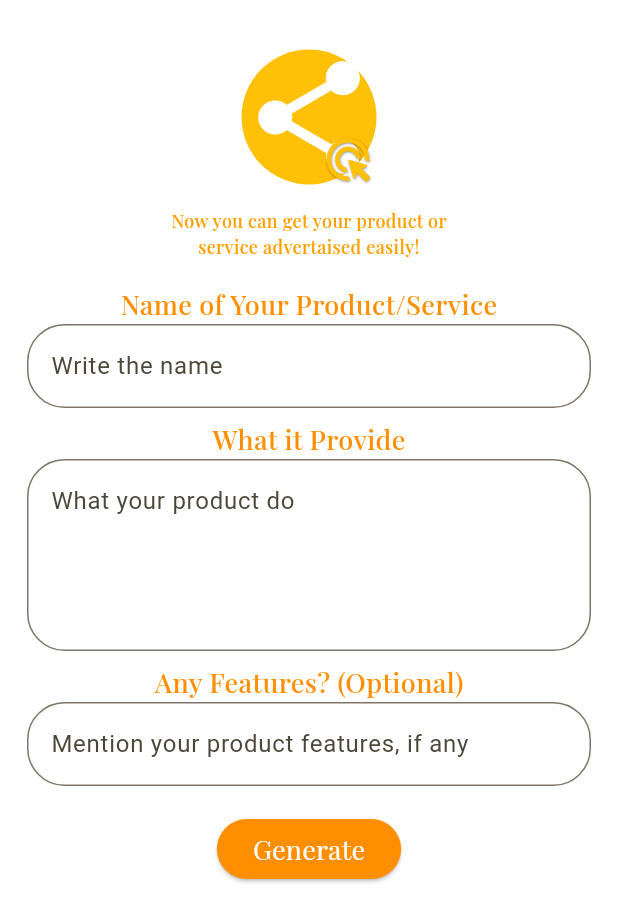
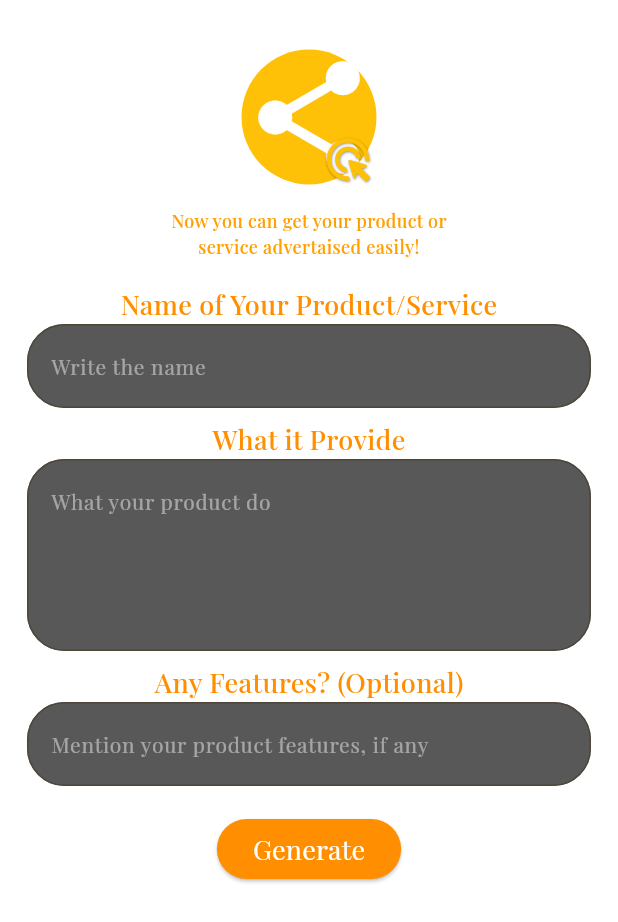
Before and after one commit to NAYRA92/comai_project, a Flutter app: the TextInputPage screen opened directly, on a phone screen of 412 x 824 dp. Shown: the top 922 px of the screen. Run offline on Flutter 3.47's test engine with Material 3 defaults, Android fonts, the phone set to English and light mode, and no system bars; our stand-ins replace flutter_animate, flutter_markdown, google_fonts, google_generative_ai, share_plus.

Commit message:
modified:   lib/input_page.dart 	modified:   lib/landing_page.dart

```diff
--- a/lib/input_page.dart
+++ b/lib/input_page.dart
@@ -82,11 +82,21 @@ class _TextInputPageState extends State<TextInputPage> {
 
                   TextFormField(
                     controller: productNameCont,
+                    style: GoogleFonts.playfairDisplay(
+                      color: Colors.white,
+                      fontSize: 16,
+                      fontWeight: FontWeight.w300,),
                     decoration: InputDecoration(
                       hintText: "Write the name",
+                      hintStyle: GoogleFonts.playfairDisplay(
+                      color: Color.fromARGB(117, 255, 255, 255),
+                      fontSize: 14,
+                      fontWeight: FontWeight.w300,),
+                      fillColor: Color.fromARGB(255, 89, 88, 88),
+                      filled: true,
                       border: OutlineInputBorder(
                         borderRadius: BorderRadius.circular(25)
-                      )
+                      ),
                       ),
                     validator: (value) {
                        if (value == null || value.isEmpty) {
@@ -107,8 +117,18 @@ class _TextInputPageState extends State<TextInputPage> {
 
                   TextFormField(
                     controller: whatProvideCont,
+                    style: GoogleFonts.playfairDisplay(
+                      color: Colors.white,
+                      fontSize: 16,
+                      fontWeight: FontWeight.w300,),
                     decoration: InputDecoration(
                       hintText: "What your product do",
+                      hintStyle: GoogleFonts.playfairDisplay(
+                      color: Color.fromARGB(117, 255, 255, 255),
+                      fontSize: 14,
+                      fontWeight: FontWeight.w300,),
+                      fillColor: Color.fromARGB(255, 89, 88, 88),
+                      filled: true,
                       border: OutlineInputBorder(
                         borderRadius: BorderRadius.circular(25)
                       ),
@@ -132,8 +152,18 @@ class _TextInputPageState extends State<TextInputPage> {
 
                   TextFormField(
                     controller: someFeaturesCont,
+                    style: GoogleFonts.playfairDisplay(
+                      color: Colors.white,
+                      fontSize: 16,
+                      fontWeight: FontWeight.w300,),
                     decoration: InputDecoration(
                       hintText: "Mention your product features, if any",
+                      hintStyle: GoogleFonts.playfairDisplay(
+                      color: Color.fromARGB(117, 255, 255, 255),
+                      fontSize: 14,
+                      fontWeight: FontWeight.w300,),
+                      fillColor: Color.fromARGB(255, 89, 88, 88),
+                      filled: true,
                       border: OutlineInputBorder(
                         borderRadius: BorderRadius.circular(25)
                       )
--- a/lib/landing_page.dart
+++ b/lib/landing_page.dart
@@ -12,14 +12,14 @@ class LandingPage extends StatelessWidget {
 
   @override
   Widget build(BuildContext context) {
-    Future.delayed(Duration(seconds: 2), (){
+    Future.delayed(Duration(seconds: 15), (){
         Navigator.push(
                       context,
                       MaterialPageRoute(
                         builder: (context) => TextInputPage()));
     });
     return Scaffold(
-      backgroundColor: Colors.white,
+      backgroundColor: const Color.fromARGB(255, 89, 88, 88),
       body: Center(
         child: Column(
           mainAxisAlignment: MainAxisAlignment.center,
@@ -79,7 +79,7 @@ class LandingPage extends StatelessWidget {
                   fontWeight: FontWeight.w500,),
                   ),
 
-              Text("On click away!",
+              Text("On click away!\nGet auto generated advertaisment text\nthat will make your product or service shine 🌟",
                 style: GoogleFonts.playfairDisplay(
                   color: Colors.amber,
                   fontSize: 18,
@@ -89,7 +89,8 @@ class LandingPage extends StatelessWidget {
       ),
       bottomNavigationBar: BottomAppBar(
         surfaceTintColor: Colors.transparent,
-        child: Text("Developed with love by starCode for Development\nUsing Flutter and Gemini",
+        height: 80,
+        child: Text("Developed with love by starCode for Development\nUsing Flutter and Gemini\n💙💛",
                 textAlign: TextAlign.center,
                 style: GoogleFonts.lato(
                   color: Colors.blueGrey,
```
